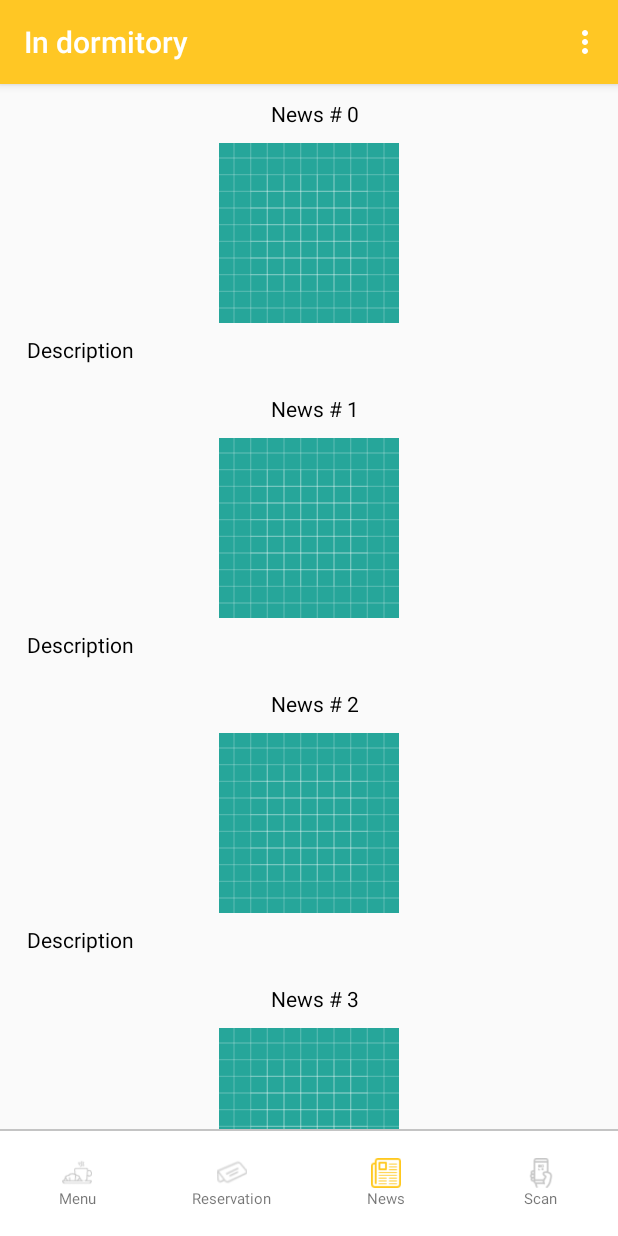
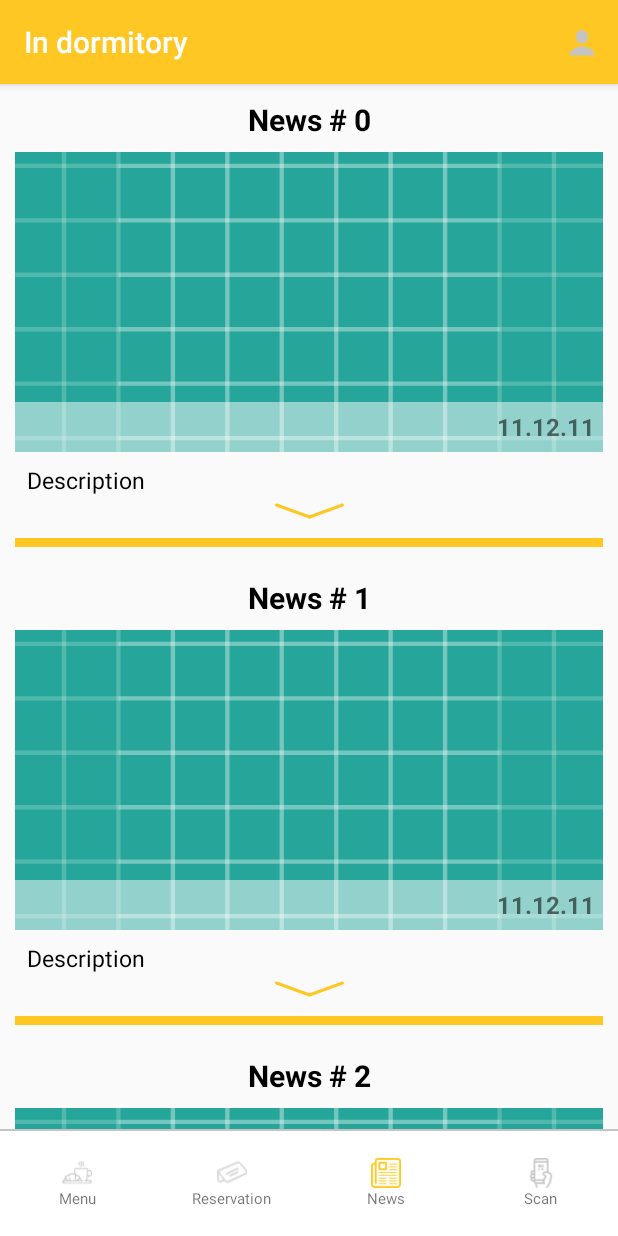
Before and after one commit to DormitoryChe/inDormitory, an Android app: the screen it shows after launch (NewsActivity), on a phone screen of 412 x 824 dp. Run offline under Robolectric (Android 15) with nearby library versions, the phone set to English and light mode, and no system bars.

Commit message:
update_ui

```diff
--- /dev/null
+++ b/app/src/main/res/drawable/arrow_down.xml
@@ -0,0 +1,63 @@
+<?xml version="1.0" encoding="utf-8"?>
+<layer-list xmlns:android="http://schemas.android.com/apk/res/android">
+    <item
+        android:right="22dp"
+        >
+        <rotate
+            android:fromDegrees="20"
+            android:pivotX="50%"
+            android:pivotY="50%">
+
+            <shape xmlns:android="http://schemas.android.com/apk/res/android" android:shape="rectangle" >
+                <corners
+                    android:radius="10dp"
+                    />
+                <solid
+                    android:color="#FFC724"
+                    />
+                <padding
+                    android:left="0dp"
+                    android:top="0dp"
+                    android:right="0dp"
+                    android:bottom="0dp"
+                    />
+                <size
+                    android:width="25dp"
+                    android:height="2dp"
+                    />
+
+
+            </shape>
+        </rotate>
+    </item>
+    <item
+        android:left="22dp"
+        >
+        <rotate
+            android:fromDegrees="-20"
+            android:pivotX="50%"
+            android:pivotY="50%">
+
+            <shape xmlns:android="http://schemas.android.com/apk/res/android" android:shape="rectangle" >
+                <corners
+                    android:radius="10dp"
+                    />
+                <solid
+                    android:color="#FFC724"
+                    />
+                <padding
+                    android:left="0dp"
+                    android:top="0dp"
+                    android:right="0dp"
+                    android:bottom="0dp"
+                    />
+                <size
+                    android:width="25dp"
+                    android:height="2dp"
+                    />
+
+
+            </shape>
+        </rotate>
+    </item>
+</layer-list>
--- a/app/src/main/res/layout/list_item_news.xml
+++ b/app/src/main/res/layout/list_item_news.xml
@@ -10,22 +10,23 @@
     <ImageView
         android:id="@+id/news_logo"
         android:layout_width="match_parent"
-        android:layout_height="120dp"
+        android:layout_height="200dp"
+        android:layout_marginTop="8dp"
+        android:scaleType="centerCrop"
         android:src="@drawable/ic_launcher_background"
-        android:layout_marginTop="10dp"
         app:layout_constraintStart_toStartOf="parent"
-        tools:ignore="ContentDescription"
-        app:layout_constraintTop_toBottomOf="@id/news_title"/>
+        app:layout_constraintTop_toBottomOf="@id/news_title"
+        tools:ignore="ContentDescription" />
 
     <TextView
         android:id="@+id/news_title"
         android:layout_width="wrap_content"
         android:layout_height="wrap_content"
-        android:layout_marginStart="8dp"
         android:layout_marginTop="8dp"
         android:text="Title"
+        android:textStyle="bold"
         android:textColor="@android:color/black"
-        android:textSize="14sp"
+        android:textSize="20sp"
         app:layout_constraintStart_toStartOf="parent"
         app:layout_constraintEnd_toEndOf="parent"/>
 
@@ -35,10 +36,50 @@
         android:layout_height="wrap_content"
         android:layout_marginStart="8dp"
         android:layout_marginTop="8dp"
-        android:layout_marginBottom="8dp"
+        android:layout_marginBottom="4dp"
         android:text="Description"
+        android:maxLines="3"
         android:textColor="@android:color/black"
-        android:textSize="14sp"
+        android:textSize="15sp"
         app:layout_constraintStart_toStartOf="parent"
         app:layout_constraintTop_toBottomOf="@id/news_logo"/>
+
+    <TextView
+        android:id="@+id/date"
+        android:layout_width="match_parent"
+        android:layout_height="33dp"
+        android:inputType="date"
+        android:text="11.12.11"
+        android:textAlignment="textEnd"
+        app:layout_constraintBottom_toBottomOf="@id/news_logo"
+        app:layout_constraintEnd_toEndOf="parent"
+        android:paddingTop="5dp"
+        android:paddingBottom="5dp"
+        android:paddingStart="5dp"
+        android:paddingEnd="5dp"
+        android:textSize="16sp"
+        android:textStyle="bold"
+        android:background="#80ffffff"
+        />
+
+    <ImageView
+        android:id="@+id/more_button"
+        android:layout_width="wrap_content"
+        android:layout_height="20dp"
+        android:src="@drawable/arrow_down"
+        app:layout_constraintTop_toBottomOf="@id/news_description"
+        app:layout_constraintStart_toStartOf="parent"
+        app:layout_constraintEnd_toEndOf="parent"
+
+        />
+
+    <View
+        android:id="@+id/hr_line"
+        android:layout_width="match_parent"
+        android:layout_height="6dp"
+        android:background="@color/colorMenuActive"
+        app:layout_constraintTop_toBottomOf="@id/more_button"
+        android:layout_marginTop="8dp"
+        />
+
 </android.support.constraint.ConstraintLayout>
--- a/app/src/main/res/menu/main_option_menu.xml
+++ b/app/src/main/res/menu/main_option_menu.xml
@@ -1,8 +1,10 @@
 <?xml version="1.0" encoding="utf-8"?>
-<menu xmlns:android="http://schemas.android.com/apk/res/android">
+<menu xmlns:android="http://schemas.android.com/apk/res/android"
+    xmlns:app="http://schemas.android.com/apk/res-auto">
 
     <item
         android:id="@+id/login_button"
         android:title="@string/login_button_label"
-        android:showAsAction="ifRoom" />
+        android:icon="@drawable/profile_not_active"
+        app:showAsAction="ifRoom" />
 </menu>
```
